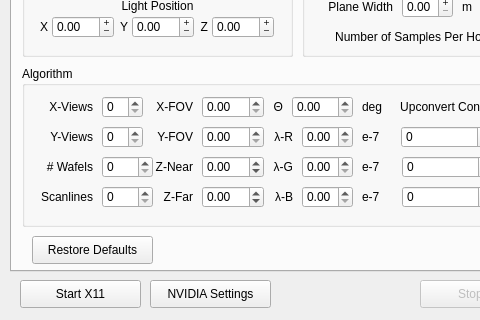
Old version of the form render_algorithms/dscp4/dscp4-qt/ui/mainwindow.ui in the repository itsermo/holovideo-algorithms; both pictures show x 0 to 480 and y 340 to 660 of the 654 by 660 pixel window.
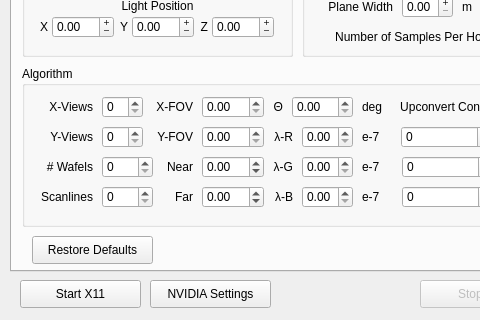
New version of the form.

What changed in the file:
```diff
--- a/render_algorithms/dscp4/dscp4-qt/ui/mainwindow.ui
+++ b/render_algorithms/dscp4/dscp4-qt/ui/mainwindow.ui
@@ -1789,14 +1789,14 @@
       <widget class="QLabel" name="zFarLabel">
        <property name="geometry">
         <rect>
-         <x>130</x>
+         <x>140</x>
          <y>120</y>
-         <width>41</width>
+         <width>31</width>
          <height>21</height>
         </rect>
        </property>
        <property name="text">
-        <string>Z-Far</string>
+        <string>Far</string>
        </property>
        <property name="alignment">
         <set>Qt::AlignRight|Qt::AlignTrailing|Qt::AlignVCenter</set>
@@ -1827,14 +1827,14 @@
       <widget class="QLabel" name="zNearLabel">
        <property name="geometry">
         <rect>
-         <x>130</x>
+         <x>140</x>
          <y>90</y>
-         <width>41</width>
+         <width>31</width>
          <height>21</height>
         </rect>
        </property>
        <property name="text">
-        <string>Z-Near</string>
+        <string>Near</string>
        </property>
        <property name="alignment">
         <set>Qt::AlignRight|Qt::AlignTrailing|Qt::AlignVCenter</set>
```
